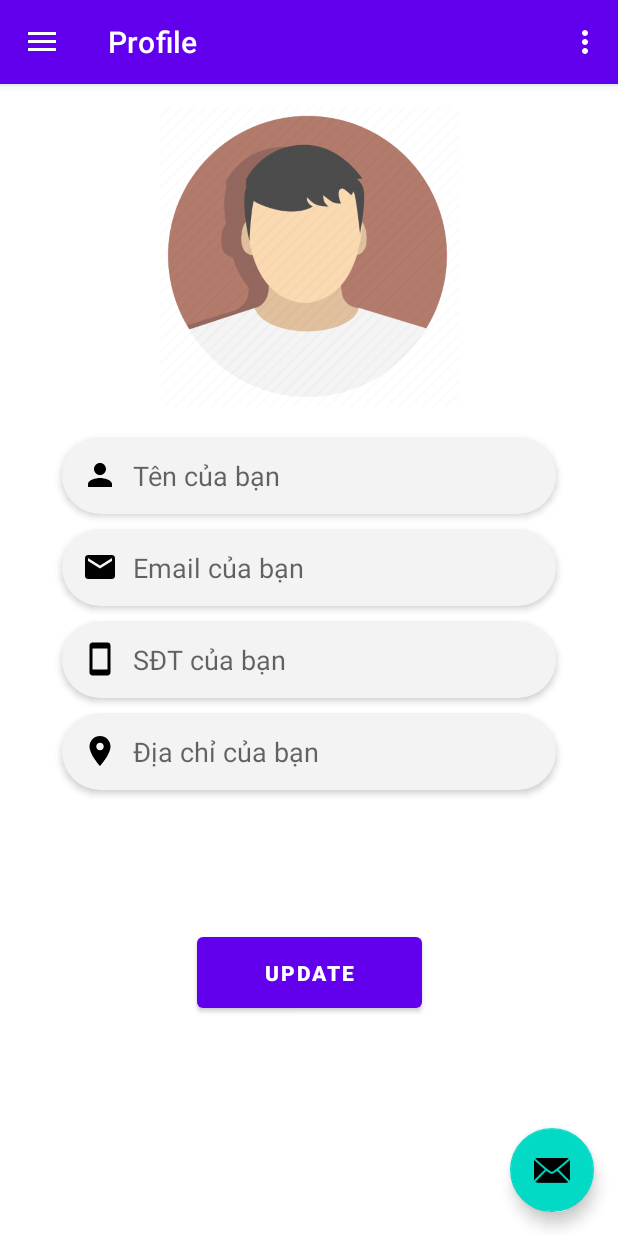
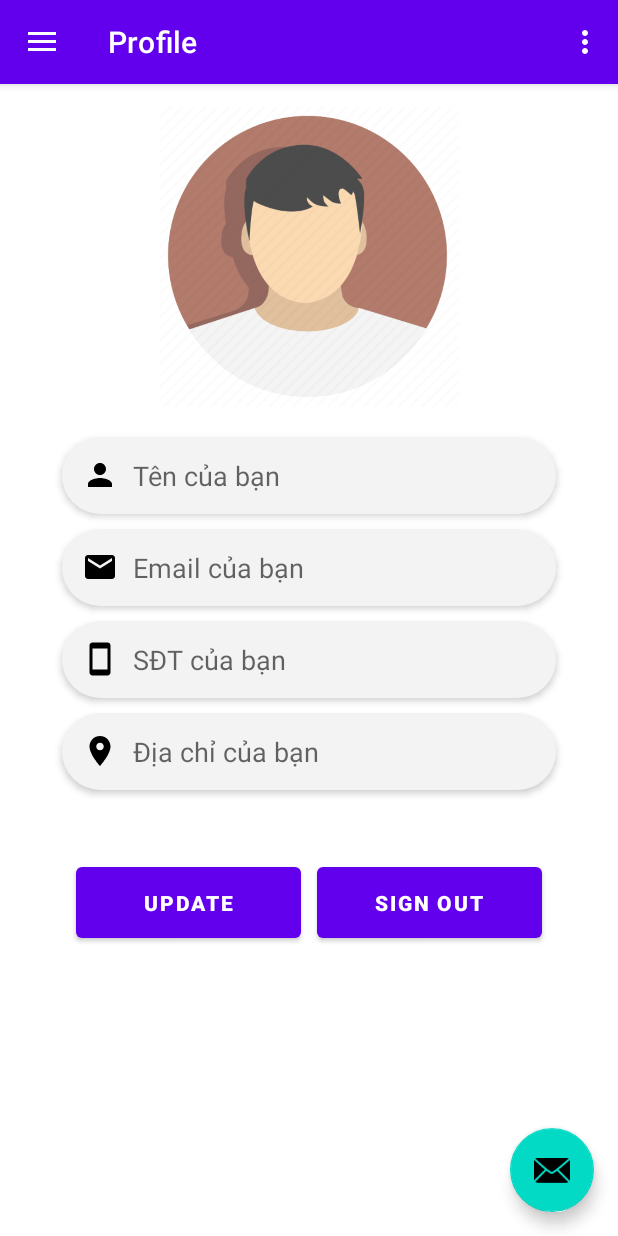
Before and after one commit to duyvox-dev/ShoesStore, an Android app: the screen it shows after launch once a user with an empty profile is signed in (MainActivity), in the side drawer, after a tap on "Profile", on a phone screen of 412 x 824 dp. Run offline under Robolectric (Android 15) with nearby library versions, the phone set to English and light mode, and no system bars; our stand-ins replace Firebase (no records; nobody signed in at launch, a user with empty details on screens opened directly), navigation-ui; Roboto replaces fonts that are not available here; 6 statements that could not run were skipped.

Commit message:
fifth commit

```diff
--- a/app/src/main/java/com/example/myshoesstore/LoginActivity.java
+++ b/app/src/main/java/com/example/myshoesstore/LoginActivity.java
@@ -81,6 +81,8 @@ public class LoginActivity extends AppCompatActivity {
                             pbLogin.setVisibility(View.GONE);
 
                             Toast.makeText(LoginActivity.this, "Đăng nhập thành công", Toast.LENGTH_SHORT).show();
+                            Intent intent = new Intent(LoginActivity.this, MainActivity.class);
+                            startActivity(intent);
                         }else{
                             pbLogin.setVisibility(View.GONE);
 
--- a/app/src/main/java/com/example/myshoesstore/ui/profile/ProfileFragment.java
+++ b/app/src/main/java/com/example/myshoesstore/ui/profile/ProfileFragment.java
@@ -1,5 +1,6 @@
 package com.example.myshoesstore.ui.profile;
 
+import android.content.Intent;
 import android.os.Bundle;
 import android.view.LayoutInflater;
 import android.view.View;
@@ -9,6 +10,8 @@ import android.widget.EditText;
 
 import androidx.annotation.NonNull;
 import androidx.fragment.app.Fragment;
+
+import com.example.myshoesstore.LoginActivity;
 import com.example.myshoesstore.R;
 import com.example.myshoesstore.models.User;
 import com.google.firebase.auth.FirebaseAuth;
@@ -22,7 +25,7 @@ import com.google.firebase.firestore.FirebaseFirestore;
 public class ProfileFragment extends Fragment {
 
     EditText edtUserName, edtUserEmail, edtUserPhone, edtUserLocation;
-    Button btnUpdateProfile;
+    Button btnUpdateProfile, btnSignout;
 
     FirebaseAuth auth;
     FirebaseDatabase database;
@@ -40,6 +43,7 @@ public class ProfileFragment extends Fragment {
         edtUserPhone = root.findViewById(R.id.editTextUserPhone);
         edtUserLocation = root.findViewById(R.id.editTextUserAddress);
         btnUpdateProfile = root.findViewById(R.id.buttonUpdateProfile);
+        btnSignout = root.findViewById(R.id.buttonSignOut);
 
         database.getReference().child("Users").child(FirebaseAuth.getInstance().getUid()).addListenerForSingleValueEvent(new ValueEventListener() {
             @Override
@@ -56,7 +60,15 @@ public class ProfileFragment extends Fragment {
 
             }
         });
-
+        btnSignout.setOnClickListener(new View.OnClickListener() {
+            @Override
+            public void onClick(View v) {
+                auth.signOut();
+                Intent intent = new Intent(getActivity(), LoginActivity.class);
+                startActivity(intent);
+                getActivity().finish();
+            }
+        });
 
        return root;
    };
--- a/app/src/main/res/layout/fragment_profile.xml
+++ b/app/src/main/res/layout/fragment_profile.xml
@@ -80,17 +80,35 @@
         app:layout_constraintTop_toBottomOf="@+id/editTextUserPhone"
         app:layout_constraintWidth_percent=".8" />
 
-    <Button
-        android:id="@+id/buttonUpdateProfile"
-        android:layout_width="150dp"
+    <LinearLayout
+        android:layout_width="match_parent"
         android:layout_height="wrap_content"
-        android:layout_marginTop="92dp"
-        android:padding="14dp"
-        android:text="Update"
-        android:textStyle="bold"
+        android:layout_marginTop="45dp"
+        android:gravity="center"
+        android:orientation="horizontal"
         app:layout_constraintEnd_toEndOf="parent"
         app:layout_constraintStart_toStartOf="parent"
-        app:layout_constraintTop_toBottomOf="@+id/editTextUserAddress"
-        app:layout_constraintVertical_bias="0.3"/>
-        />
+        app:layout_constraintTop_toBottomOf="@+id/editTextUserAddress">
+
+        <Button
+            android:id="@+id/buttonUpdateProfile"
+            android:layout_width="150dp"
+            android:layout_height="wrap_content"
+
+            android:layout_marginRight="5dp"
+            android:padding="14dp"
+            android:text="Update"
+            android:textStyle="bold" />
+
+        <Button
+            android:id="@+id/buttonSignOut"
+            android:layout_width="150dp"
+            android:layout_height="wrap_content"
+            android:layout_marginLeft="5dp"
+
+            android:padding="14dp"
+            android:text="Sign out"
+            android:textStyle="bold" />
+    </LinearLayout>
+
 </androidx.constraintlayout.widget.ConstraintLayout>
```
